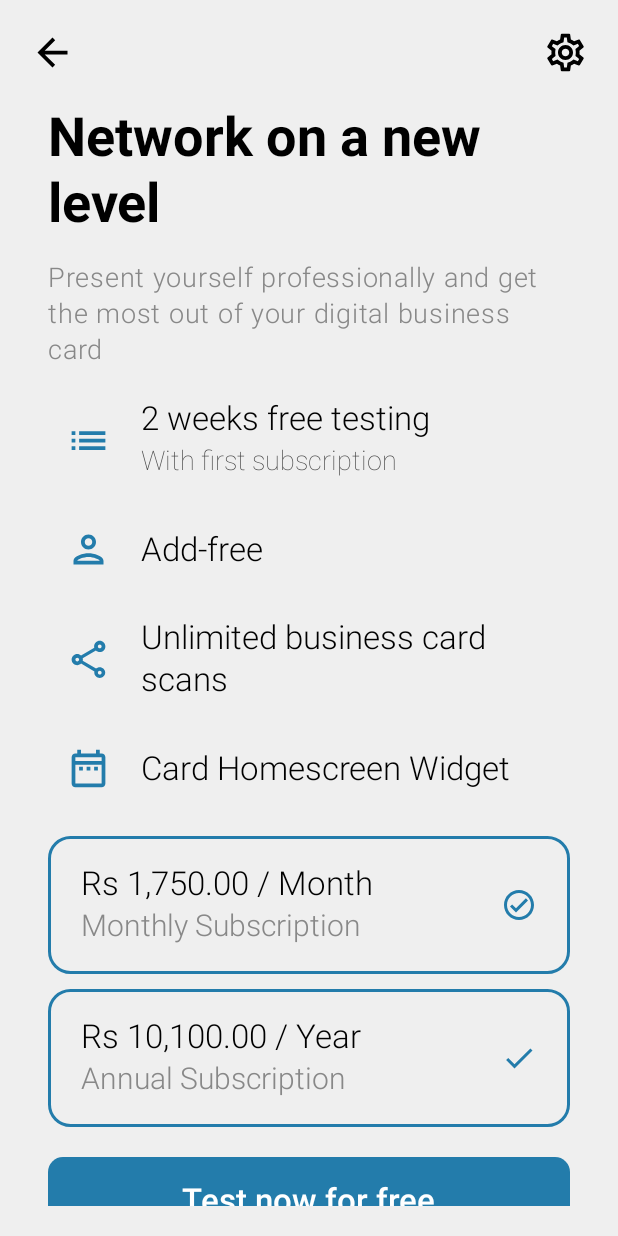
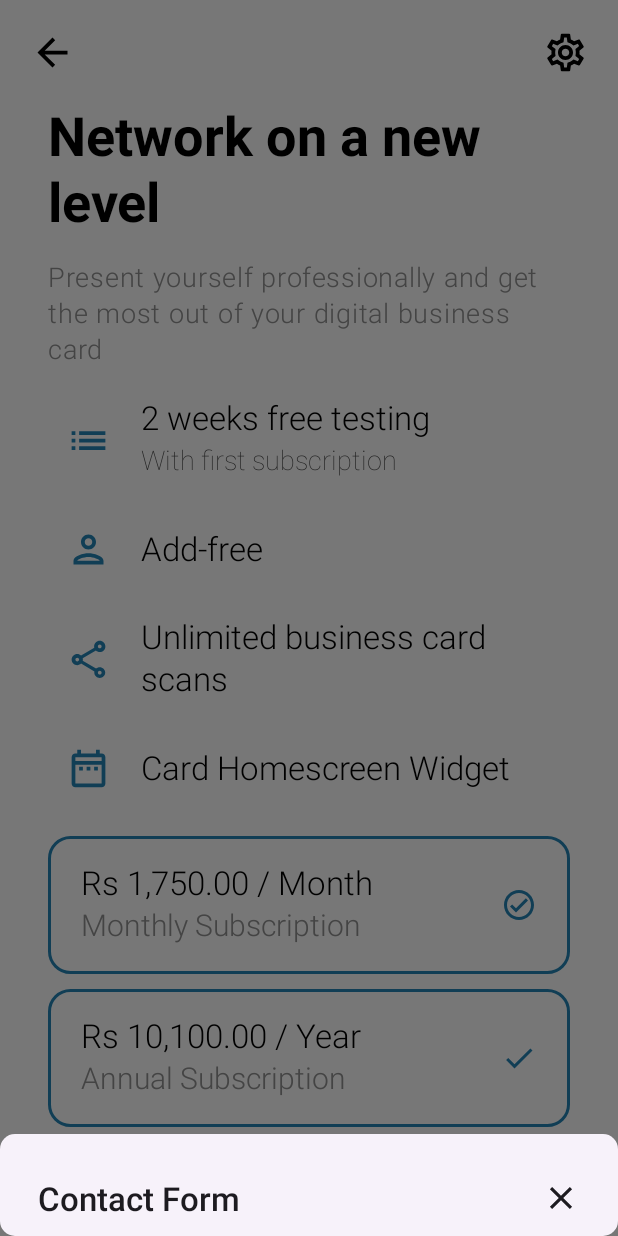
Before and after one commit to aminakhtar5595/PulseID, an Android app built with Jetpack Compose: the screen it shows after launch (MainActivity), after a tap on "Setting icon", on a phone screen of 412 x 824 dp. Run offline under Robolectric (Android 15) with nearby library versions, the phone set to English and light mode, and no system bars; our stand-ins replace accompanist.

Commit message:
Added contact form heading with icon on contact form modal in premium screen

```diff
--- a/app/src/main/java/com/example/digitalbusinesscard/ui/screens/premium/PremiumScreen.kt
+++ b/app/src/main/java/com/example/digitalbusinesscard/ui/screens/premium/PremiumScreen.kt
@@ -156,5 +156,34 @@ fun ContactFormSheet(
     sheetState: SheetState,
     onDismissRequest: () -> Unit
 ) {
-
+    var name by remember { mutableStateOf("") }
+    if (showSheet) {
+        ModalBottomSheet(
+            onDismissRequest = onDismissRequest,
+            sheetState = sheetState,
+            dragHandle = null,
+            tonalElevation = 0.dp,
+            scrimColor = Color.Black.copy(alpha = 0.5f),
+            shape = RoundedCornerShape(10.dp),
+        ) {
+            Column (
+                modifier = Modifier.padding(start = 25.dp, end = 25.dp, top = 30.dp, bottom = 10.dp)
+            ) {
+                Row (
+                    modifier = Modifier.fillMaxWidth(),
+                    horizontalArrangement = Arrangement.SpaceBetween
+                ) {
+                    Text(
+                        text = "Contact Form",
+                        style = MaterialTheme.typography.titleLarge.copy(fontWeight = FontWeight.SemiBold)
+                    )
+                    Icon(
+                        imageVector = Icons.Outlined.Close,
+                        contentDescription = "Close form icon",
+                        modifier = Modifier.size(25.dp)
+                    )
+                }
+            }
+        }
+    }
 }
```
